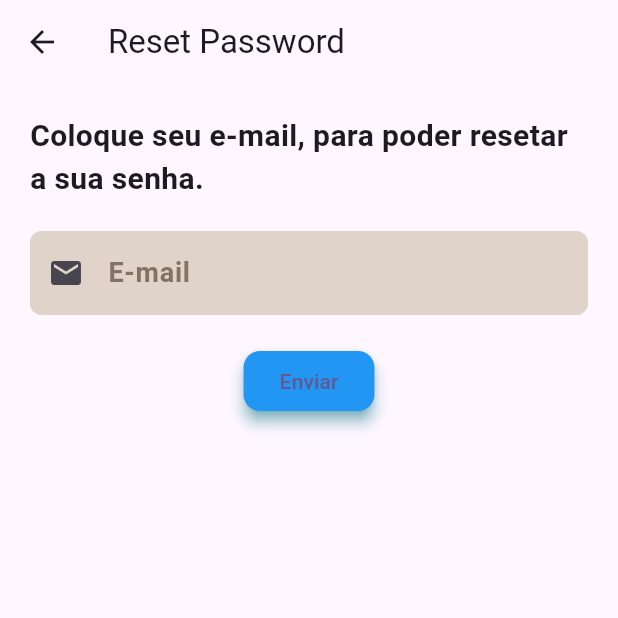
After one commit to waFerreiraa/Software-Juridico, a Flutter app: the ResetPass screen opened directly, after a tap on "Enviar", after a tap on "Esqueci minha senha", on a phone screen of 412 x 824 dp, the top half of it. The commit adds this screen. Run offline on Flutter 3.47's test engine with Material 3 defaults, Android fonts, the phone set to English and light mode, and no system bars; our stand-ins replace firebase_auth, firebase_core; accounts and stored records are empty.

Commit message:
acrescentando resetar senha

```diff
--- a/lib/main.dart
+++ b/lib/main.dart
@@ -4,6 +4,7 @@ import 'package:firebase_auth/firebase_auth.dart';
 import 'package:flutter/material.dart';
 
 import 'package:firebase_core/firebase_core.dart';
+import 'package:jurisolutions/navegacao/reset_senha.dart';
 import 'firebase_options.dart';
 
 void main() async {
--- a/lib/navegacao/login.dart
+++ b/lib/navegacao/login.dart
@@ -6,6 +6,7 @@
 import 'package:jurisolutions/navegacao/home.dart';
 import 'package:flutter/material.dart';
 import 'package:flutter/foundation.dart' show kIsWeb;
+import 'package:jurisolutions/navegacao/reset_senha.dart';
 
 class LoginPage extends StatefulWidget {
   const LoginPage({super.key});
@@ -132,11 +133,19 @@
 
           const SizedBox(height: 25),
 
-          Text(
-            "Esqueci minha senha",
-            style: TextStyle(
-              fontSize: inputFontSize,
-              fontWeight: FontWeight.bold,
+          TextButton(
+            onPressed: () {
+              Navigator.push(
+                context,
+                MaterialPageRoute(builder: (context) => ResetPass()),
+              );
+            },
+            child: Text(
+              "Esqueci minha senha",
+              style: TextStyle(
+                fontSize: inputFontSize,
+                fontWeight: FontWeight.bold,
+              ),
             ),
           ),
 
--- /dev/null
+++ b/lib/navegacao/reset_senha.dart
@@ -0,0 +1,82 @@
+import 'package:flutter/material.dart';
+import 'package:jurisolutions/navegacao/login.dart';
+
+class ResetPass extends StatelessWidget {
+  InputDecoration meuInputDecoration(String label, IconData icon) {
+    return InputDecoration(
+      contentPadding: const EdgeInsets.symmetric(
+        vertical: 13.0,
+        horizontal: 10.0,
+      ),
+      prefixIcon: Icon(icon),
+      filled: true,
+      fillColor: const Color(0xffE0D3CA),
+      labelText: label,
+      labelStyle: const TextStyle(
+        color: Color.fromARGB(255, 132, 114, 102),
+        fontSize: 18,
+        fontWeight: FontWeight.bold,
+      ),
+      border: OutlineInputBorder(borderRadius: BorderRadius.circular(12)),
+      focusedBorder: OutlineInputBorder(
+        borderRadius: BorderRadius.circular(8),
+        borderSide: const BorderSide(
+          color: Color.fromARGB(255, 181, 164, 150),
+          width: 2,
+        ),
+      ),
+      enabledBorder: OutlineInputBorder(
+        borderRadius: BorderRadius.circular(8),
+        borderSide: const BorderSide(color: Color(0xffE0D3CA), width: 2),
+      ),
+    );
+  }
+
+  const ResetPass({super.key});
+
+  @override
+  Widget build(BuildContext context) {
+    return Scaffold(
+      appBar: AppBar(title: Text("Reset Password")),
+      body: Center(
+        child: Padding(
+          padding: EdgeInsets.all(20),
+          child: Form(
+            child: Column(
+              children: [
+                Text(
+                  "Coloque seu e-mail, para poder resetar a sua senha.",
+                  style: TextStyle(fontSize: 20, fontWeight: FontWeight.bold),
+                ),
+                SizedBox(height: 20),
+                TextFormField(
+                  style: TextStyle(fontSize: 20, fontWeight: FontWeight.w500),
+                  decoration: meuInputDecoration("E-mail", Icons.email),
+                ),
+                SizedBox(height: 20),
+                ElevatedButton(
+                  onPressed: () {
+                    Navigator.pushReplacement(
+                      context,
+                      MaterialPageRoute(builder: (context) => LoginPage()),
+                    );
+                  },
+                  style: ElevatedButton.styleFrom(
+                    minimumSize: Size(10, 40),
+                    elevation: 4,
+                    shadowColor: Colors.cyan,
+                    backgroundColor: Colors.blue,
+                    shape: RoundedRectangleBorder(
+                      borderRadius: BorderRadius.circular(11),
+                    ),
+                  ),
+                  child: Text("Enviar"),
+                ),
+              ],
+            ),
+          ),
+        ),
+      ),
+    );
+  }
+}
```
